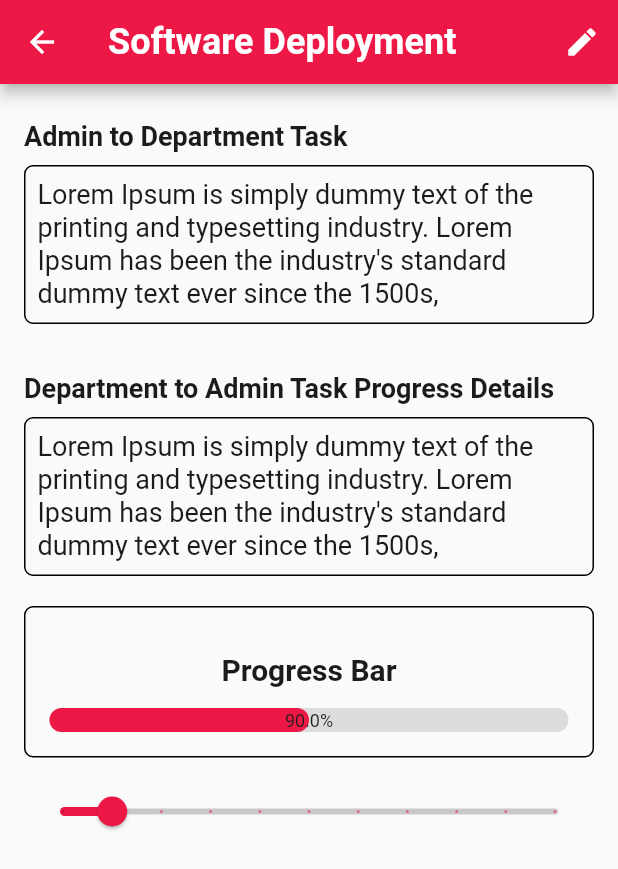
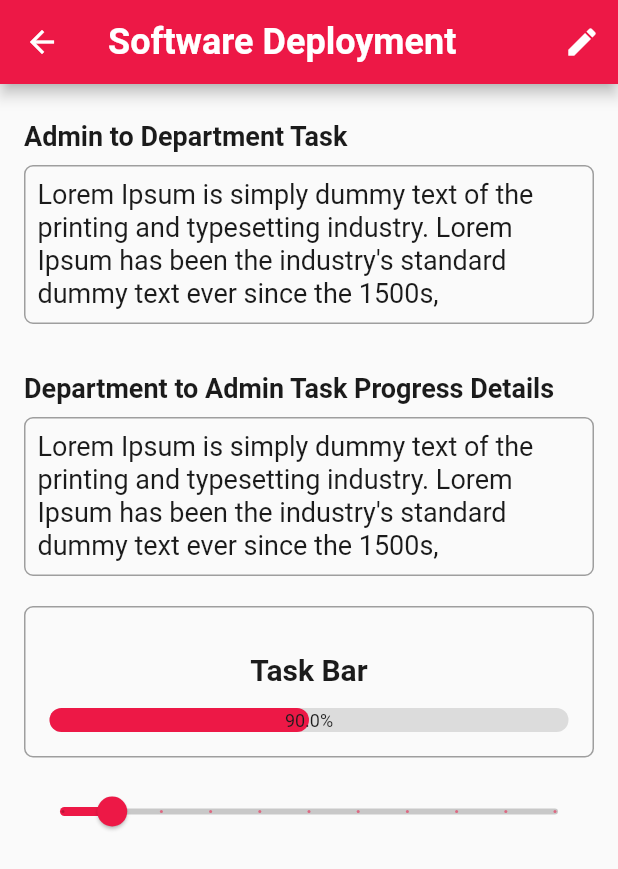
Before and after one commit to Abubakarshaikh/BlackAndBrown-Project-Management-App, a Flutter app: the ProjectDetailsPage screen opened directly, on a phone screen of 412 x 824 dp. Shown: the top 869 px of the screen. Run offline on Flutter 3.47's test engine with Material 2 defaults, Android fonts, the light colour scheme and no system bars; drawn by our look-alikes of percent_indicator; our stand-ins replace bloc, equatable, flutter_bloc, shared_preferences; missing offline and left inert: flow_builder; accounts and stored records are empty.

Commit message:
updated all code

```diff
--- a/projects/lib/main.dart
+++ b/projects/lib/main.dart
@@ -3,4 +3,4 @@ import 'bootstrap.dart';
 
 void main() {
   bootstrap(() => const App());
-// }
+}
--- a/projects/lib/project_details/view/project_details_page.dart
+++ b/projects/lib/project_details/view/project_details_page.dart
@@ -1,6 +1,5 @@
 import 'package:flutter/material.dart';
 import 'package:percent_indicator/linear_percent_indicator.dart';
-
 import '../../colors/colors.dart';
 import '../../typography/text_styles.dart';
 
@@ -42,7 +41,7 @@ class ProjectDetailsPage extends StatelessWidget {
                           "Lorem Ipsum is simply dummy text of the printing and typesetting industry. Lorem Ipsum has been the industry's standard dummy text ever since the 1500s,"),
                       decoration: BoxDecoration(
                         borderRadius: BorderRadius.circular(6.0),
-                        border: Border.all(),
+                        border: Border.all(color: Colors.grey),
                       ),
                     ),
                   ],
@@ -63,23 +62,23 @@ class ProjectDetailsPage extends StatelessWidget {
                           "Lorem Ipsum is simply dummy text of the printing and typesetting industry. Lorem Ipsum has been the industry's standard dummy text ever since the 1500s,"),
                       decoration: BoxDecoration(
                         borderRadius: BorderRadius.circular(6.0),
-                        border: Border.all(),
+                        border: Border.all(color: Colors.grey),
                       ),
                     ),
                   ],
                 ),
               ),
               Container(
-                padding: EdgeInsets.all(16.0),
+                padding: const EdgeInsets.all(16.0),
                 decoration: BoxDecoration(
                   borderRadius: BorderRadius.circular(6.0),
-                  border: Border.all(),
+                  border: Border.all(color: Colors.grey),
                 ),
                 child: Column(
                   children: [
                     Padding(
                       padding: const EdgeInsets.symmetric(vertical: 12),
-                      child: Text("Progress Bar",
+                      child: Text("Task Bar",
                           style: MondayTextStyle.body
                               .copyWith(fontWeight: FontWeight.w600)),
                     ),
```
